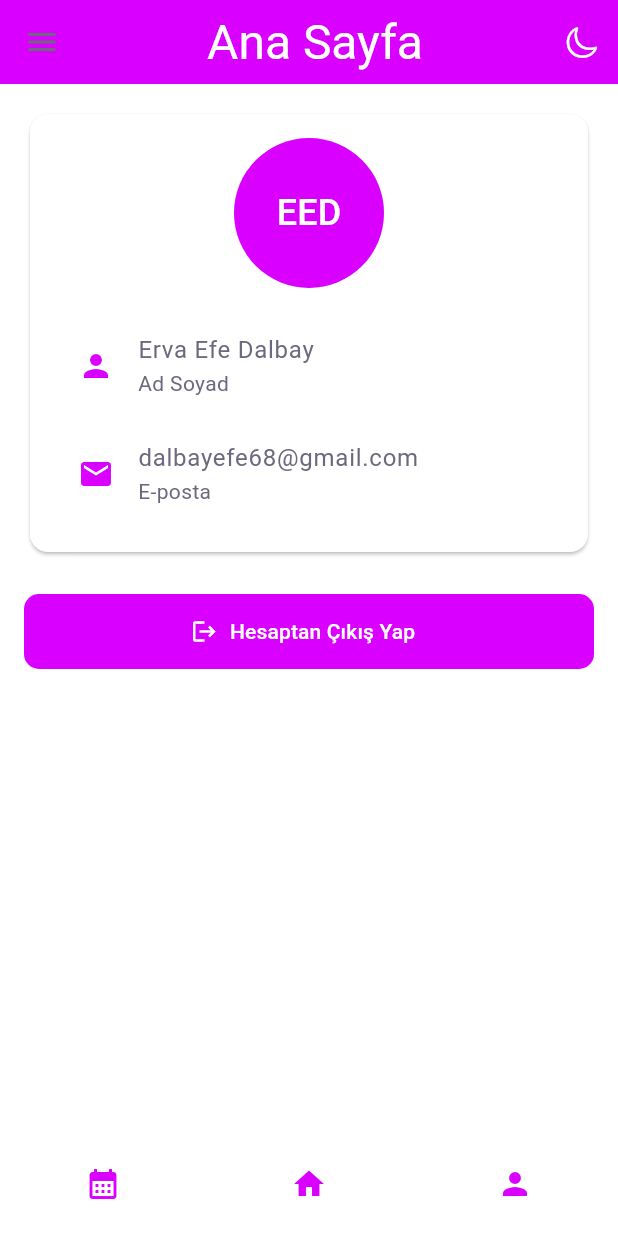
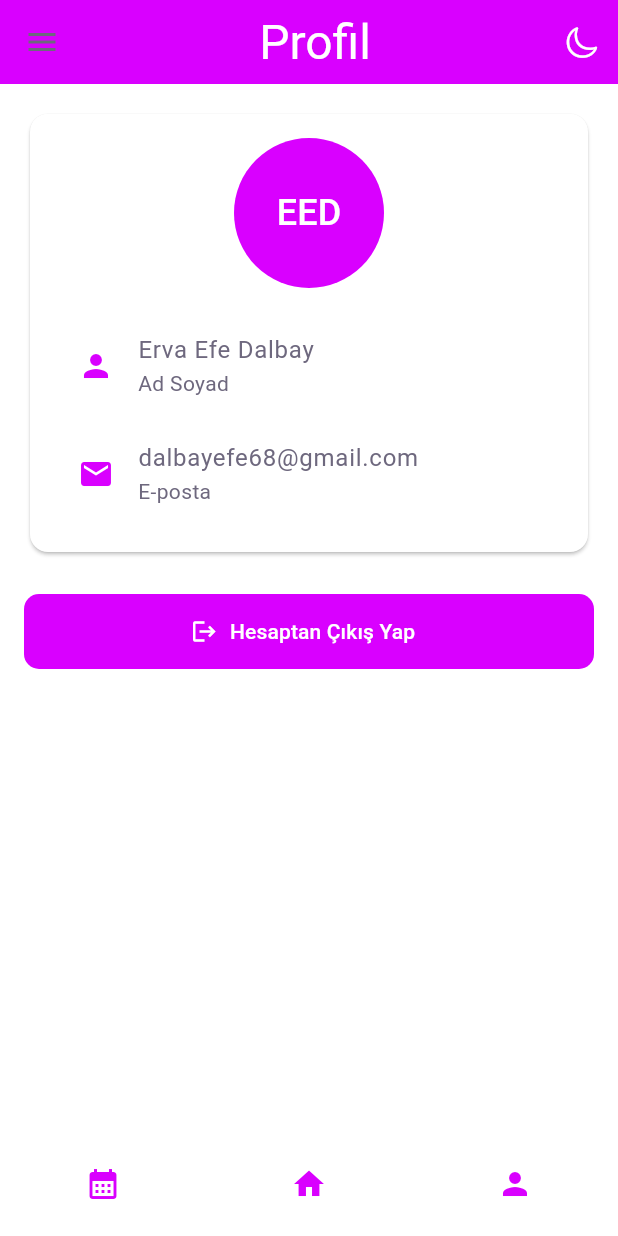
Before and after one commit to efedalbay/quitzone, a Flutter app: the ProfileScreen screen opened by its route, on a phone screen of 412 x 824 dp. Run offline on Flutter 3.47's test engine with Material 3 defaults, Android fonts, the phone set to English and light mode, and no system bars; our stand-ins replace go_router, google_fonts, lottie; missing offline and left inert: dotlottie_loader.

```diff
--- a/lib/screens/loading_screen.dart
+++ b/lib/screens/loading_screen.dart
@@ -10,7 +10,7 @@ class LoadingScreen extends StatelessWidget {
   @override
   Widget build(BuildContext context) {
     return Scaffold(
-      backgroundColor: Theme.of(context).colorScheme.primaryContainer,
+      backgroundColor: Theme.of(context).colorScheme.onSecondaryContainer,
       body: Column(
         mainAxisAlignment: MainAxisAlignment.center,
         children: [
--- a/lib/screens/profile_screen.dart
+++ b/lib/screens/profile_screen.dart
@@ -14,7 +14,7 @@ class ProfileScreen extends StatelessWidget {
       appBar: AppBar(
         title: Center(
           child: Text(
-            'Ana Sayfa',
+            'Profil',
             style: Theme.of(context).textTheme.headlineLarge,
           ),
         ),
```
Also changed, not shown: 1 other file.
